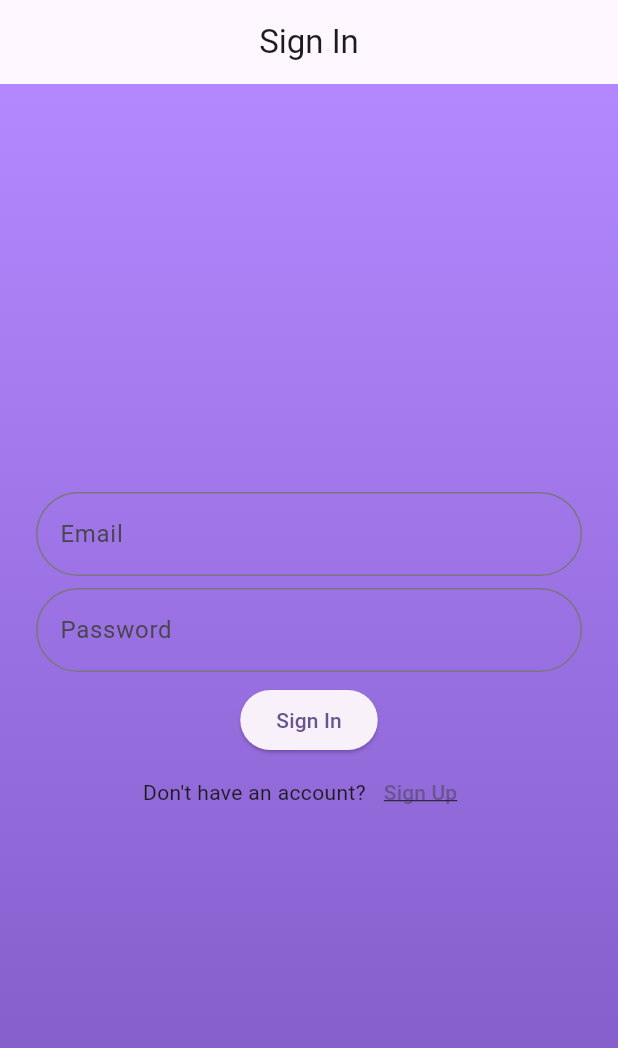
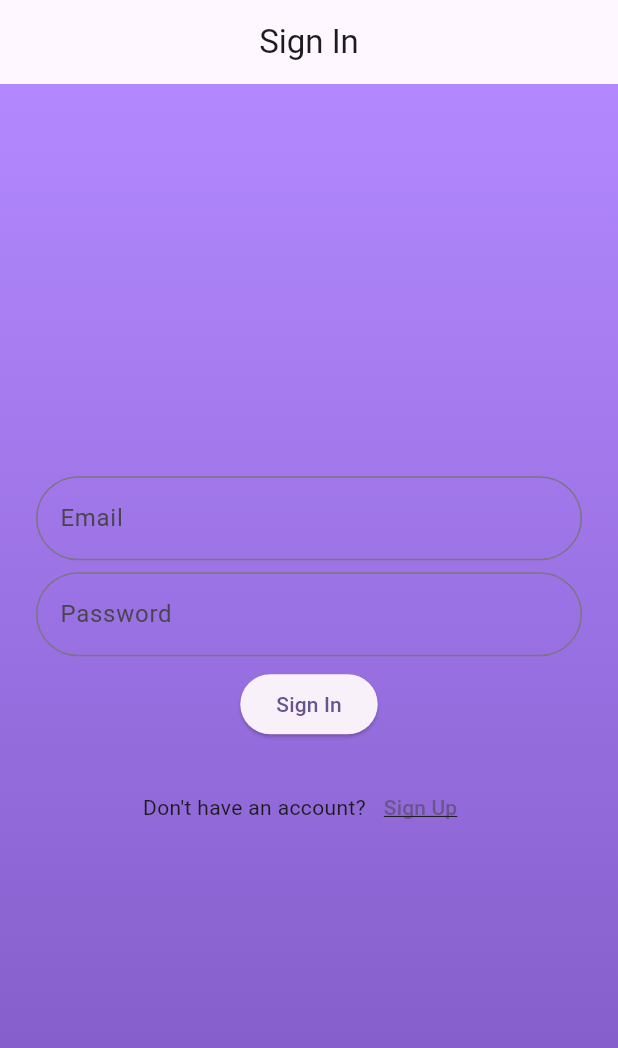
Before and after one commit to mezoahmedii/flutter-ecommerce, a Flutter app: the screen it shows after launch, on a phone screen of 412 x 824 dp. Shown: the top 1048 px of the screen. Run offline on Flutter 3.47's test engine with Material 3 defaults, Android fonts, the phone set to English and light mode, and no system bars; our stand-ins replace flutter_bloc.

Commit message:
Finish Sign In

```diff
--- a/lib/auth/logic/authStates.dart
+++ b/lib/auth/logic/authStates.dart
@@ -0,0 +1,9 @@
+abstract class AuthStates {}
+
+class AuthInit extends AuthStates {}
+
+class AuthLoading extends AuthStates {}
+
+class AuthError extends AuthStates {}
+
+class AuthSuccess extends AuthStates {}
--- a/lib/auth/views/signInScreen.dart
+++ b/lib/auth/views/signInScreen.dart
@@ -1,50 +1,80 @@
+import 'package:ecommerce/auth/logic/authCubit.dart';
+import 'package:ecommerce/auth/logic/authStates.dart';
+import 'package:ecommerce/core/widgets/customButton.dart';
 import 'package:ecommerce/core/widgets/customTextField.dart';
 import 'package:flutter/material.dart';
+import 'package:flutter_bloc/flutter_bloc.dart';
 
 class SignInScreen extends StatelessWidget {
   const SignInScreen({super.key});
 
   @override
   Widget build(BuildContext context) {
-    return Scaffold(
+    return BlocProvider(
+      create: (context) => AuthCubit(),
+      child: Scaffold(
         body: Container(
           decoration: BoxDecoration(
               gradient: LinearGradient(
                   begin: Alignment.topCenter,
                   end: Alignment.bottomCenter,
-            colors: [Colors.deepPurpleAccent[100]!, Colors.deepPurple[400]!]
-          )
-        ),
-        child: Center(
+                  colors: [
+                Colors.deepPurpleAccent[100]!,
+                Colors.deepPurple[400]!
+              ])),
+          child: BlocBuilder<AuthCubit, AuthStates>(
+            builder: (context, state) {
+              var cubit = AuthCubit.get(context);
+              return Center(
                 child: Padding(
                   padding: const EdgeInsets.all(24),
                   child: Column(
                     mainAxisAlignment: MainAxisAlignment.center,
                     children: [
-                const CustomTextField(label: "Email"),
-                const Padding(
-                  padding: EdgeInsets.symmetric(vertical: 8.0),
-                  child: CustomTextField(label: "Password", obscureText: true),
+                      CustomTextField(
+                        label: "Email",
+                        controller: cubit.emailController,
                       ),
-                ElevatedButton(onPressed: () {}, child: const Text("Sign In")),
+                      CustomTextField(
+                        label: "Password",
+                        obscureText: true,
+                        controller: cubit.passwordController,
+                      ),
+                      (state is AuthLoading)
+                          ? const Center(child: CircularProgressIndicator())
+                          : CustomButton(
+                              onPressed: () {
+                                cubit.signIn();
+                              },
+                              text: "Sign In"),
+                      (state is AuthLoading) ? const Text("") : Text(cubit.status),
                       Row(
                         mainAxisAlignment: MainAxisAlignment.center,
                         children: [
                           const Text("Don't have an account?"),
-                    TextButton(onPressed: () {
+                          TextButton(
+                              onPressed: () {
                                 Navigator.pushNamed(context, "/signUpScreen");
-                    }, child: const Text("Sign Up", style: TextStyle(decoration: TextDecoration.underline),))
+                              },
+                              child: const Text(
+                                "Sign Up",
+                                style: TextStyle(
+                                    decoration: TextDecoration.underline),
+                              ))
                         ],
                       )
                     ],
                   ),
                 ),
+              );
+            },
           ),
         ),
         appBar: AppBar(
           title: const Text("Sign In"),
           centerTitle: true,
         ),
+      ),
     );
   }
 }
--- /dev/null
+++ b/lib/core/utils/constants/apiConstants.dart
@@ -0,0 +1 @@
+const String baseUrl = "https://student.valuxapps.com/api/";
--- /dev/null
+++ b/lib/core/widgets/customButton.dart
@@ -0,0 +1,13 @@
+import 'package:flutter/material.dart';
+
+class CustomButton extends StatelessWidget {
+  final void Function() onPressed;
+  final String text;
+
+  const CustomButton({super.key, required this.onPressed, required this.text});
+
+  @override
+  Widget build(BuildContext context) {
+    return ElevatedButton(onPressed: onPressed, child: Text(text));
+  }
+}
--- a/lib/core/widgets/customTextField.dart
+++ b/lib/core/widgets/customTextField.dart
@@ -4,15 +4,27 @@ class CustomTextField extends StatelessWidget {
   final String label;
   final bool obscureText;
   final TextEditingController? controller;
-  const CustomTextField({super.key, required this.label, this.obscureText=false, this.controller});
+
+  const CustomTextField(
+      {super.key,
+      required this.label,
+      this.obscureText = false,
+      this.controller});
 
   @override
   Widget build(BuildContext context) {
-    return TextField(controller: controller, obscureText: obscureText, decoration: InputDecoration(
-                      labelText: label,
-                      border: OutlineInputBorder(
-                      borderRadius: BorderRadius.circular(99),
-                    ),
-                  ),);
+    return Padding(
+      padding: const EdgeInsets.only(bottom: 8),
+      child: TextField(
+        controller: controller,
+        obscureText: obscureText,
+        decoration: InputDecoration(
+          labelText: label,
+          border: OutlineInputBorder(
+            borderRadius: BorderRadius.circular(99),
+          ),
+        ),
+      ),
+    );
   }
 }
--- a/lib/main.dart
+++ b/lib/main.dart
@@ -22,7 +22,6 @@ class MyApp extends StatelessWidget {
         routes: {
           "/": (context) => const SignInScreen(),
           "/signUpScreen": (context) => const SignUpScreen(),
-      }
-    );
+        });
   }
 }
--- a/pubspec.yaml
+++ b/pubspec.yaml
@@ -37,7 +37,7 @@ dependencies:
   cupertino_icons: ^1.0.6
 
   http: ^1.2.1
-  bloc: ^8.1.4
+  flutter_bloc: ^8.1.4
 
 dev_dependencies:
   flutter_test:
```
Also changed, not shown: lib/auth/logic/authCubit.dart (+101 -0 lines), lib/auth/views/signUpScreen.dart (+26 -14 lines), pubspec.lock. Lines whose indentation alone changed are shown as unchanged.
